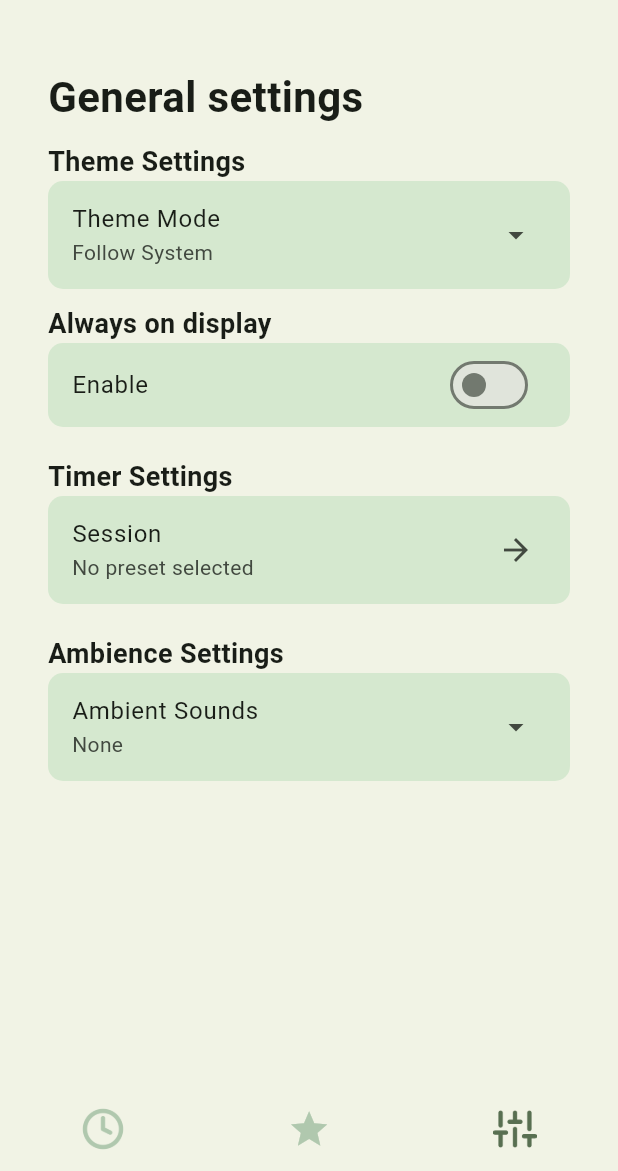
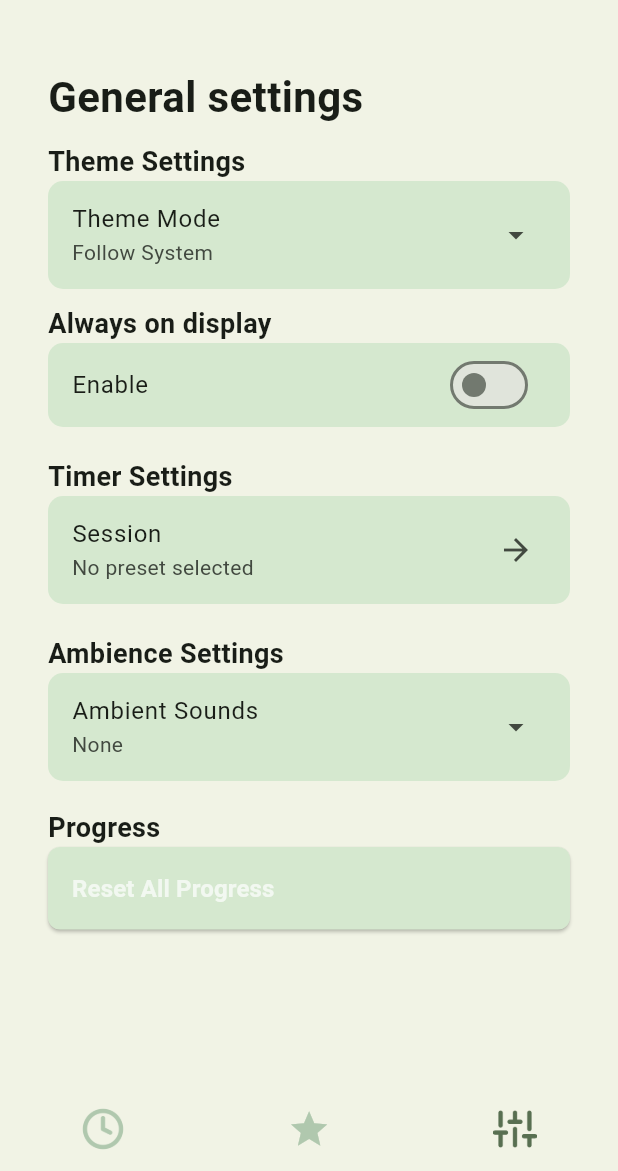
Before and after one commit to KvietelaitisMartynas/froggydoro_timer, a Flutter app: the screen it shows after launch, item 3 of the bottom bar chosen, on a phone screen of 412 x 824 dp, the part 65-1236 px from its top. Run offline on Flutter 3.47's test engine with Material 3 defaults, Android fonts, the phone set to English and light mode, and no system bars; our stand-ins replace audioplayers, flutter_local_notifications, flutter_svg, permission_handler, shared_preferences, sqflite and 2 more; missing offline and left inert: analyzer, custom_lint_builder; accounts and stored records are empty; Roboto replaces fonts that are missing (Inter).

Commit message:
Update settings_screen.dart

```diff
--- a/froggydoro/lib/screens/settings_screen.dart
+++ b/froggydoro/lib/screens/settings_screen.dart
@@ -177,10 +177,7 @@ class _SettingsScreenState extends State<SettingsScreen> {
         children: [
           const Text(
             'General settings',
-            style: TextStyle(
-              fontSize: 28,
-              fontWeight: FontWeight.bold,
-            ),
+            style: TextStyle(fontSize: 28, fontWeight: FontWeight.bold),
           ),
           const SizedBox(height: 10),
           buildChangeThemeSetting(),
@@ -190,6 +187,8 @@ class _SettingsScreenState extends State<SettingsScreen> {
           buildChangeTimeSetting(),
           const SizedBox(height: 20),
           buildChangeAmbienceSetting(),
+          const SizedBox(height: 10),
+          buildResetButton(context),
         ],
       ),
     );
@@ -388,4 +387,55 @@ class _SettingsScreenState extends State<SettingsScreen> {
       },
     );
   }
+
+  // Displays Reset All Progress button
+  Widget buildResetButton(BuildContext context) {
+    return Padding(
+      padding: const EdgeInsets.only(top: 8.0),
+      child: Column(
+        crossAxisAlignment: CrossAxisAlignment.start,
+        children: [
+          const Text(
+            'Progress',
+            style: TextStyle(fontSize: 18, fontWeight: FontWeight.bold),
+          ),
+          SizedBox(
+            width: double.infinity,
+            child: ElevatedButton(
+              style: ElevatedButton.styleFrom(
+                padding: const EdgeInsets.symmetric(vertical: 16),
+                backgroundColor: Theme.of(context).colorScheme.secondaryContainer,
+                foregroundColor: Theme.of(context).colorScheme.onSecondaryContainer,
+                shape: RoundedRectangleBorder(
+                  borderRadius: BorderRadius.circular(8),
+                ),
+              ),
+              onPressed: () {
+                // TODO: Implement reset all progress functionality
+                ScaffoldMessenger.of(context).showSnackBar(
+                  const SnackBar(content: Text('All progress reset')),
+                );
+              },
+              child: const Row(
+                mainAxisAlignment: MainAxisAlignment.start,
+                children: [
+                  Padding(
+                    padding: EdgeInsets.symmetric(horizontal: 16),
+                    child: Text(
+                      'Reset All Progress',
+                      style: TextStyle(
+                        fontSize: 16,
+                        fontWeight: FontWeight.bold,
+                        color: Colors.white70,
+                      ),
+                    ),
+                  ),
+                ],
+              ),
+            ),
+          ),
+        ],
+      ),
+    );
+  }
 }
```
